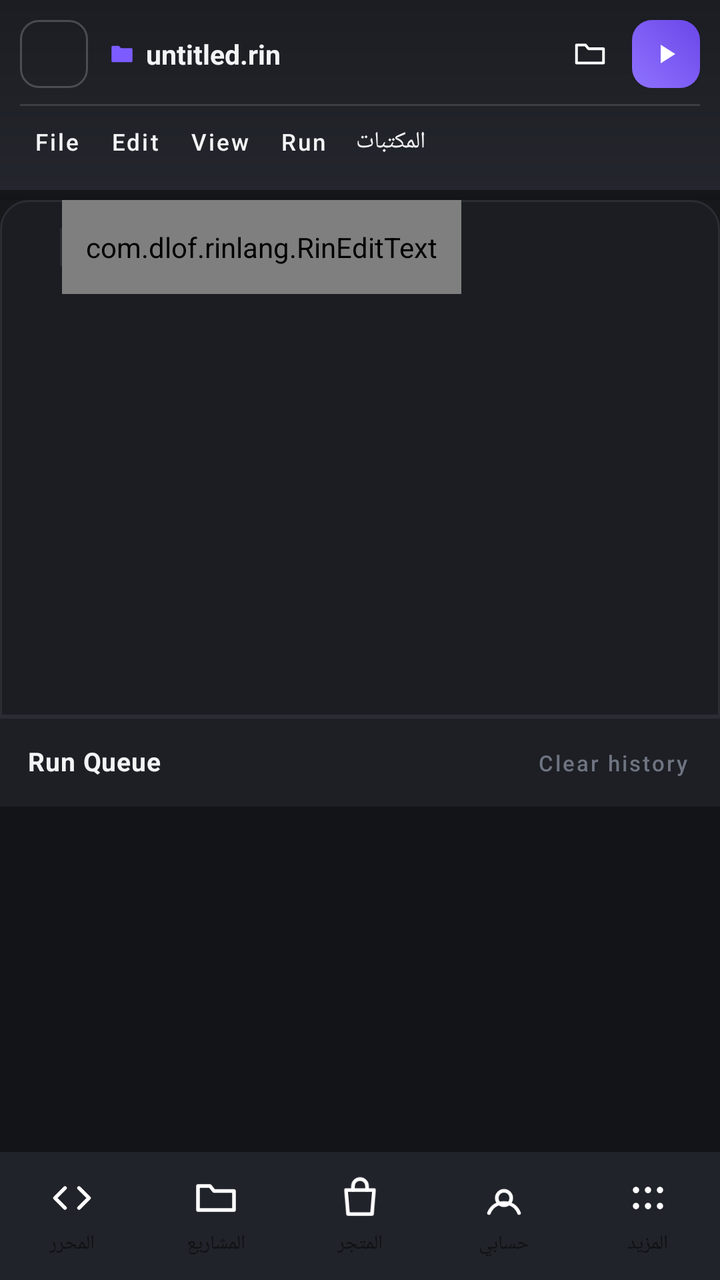
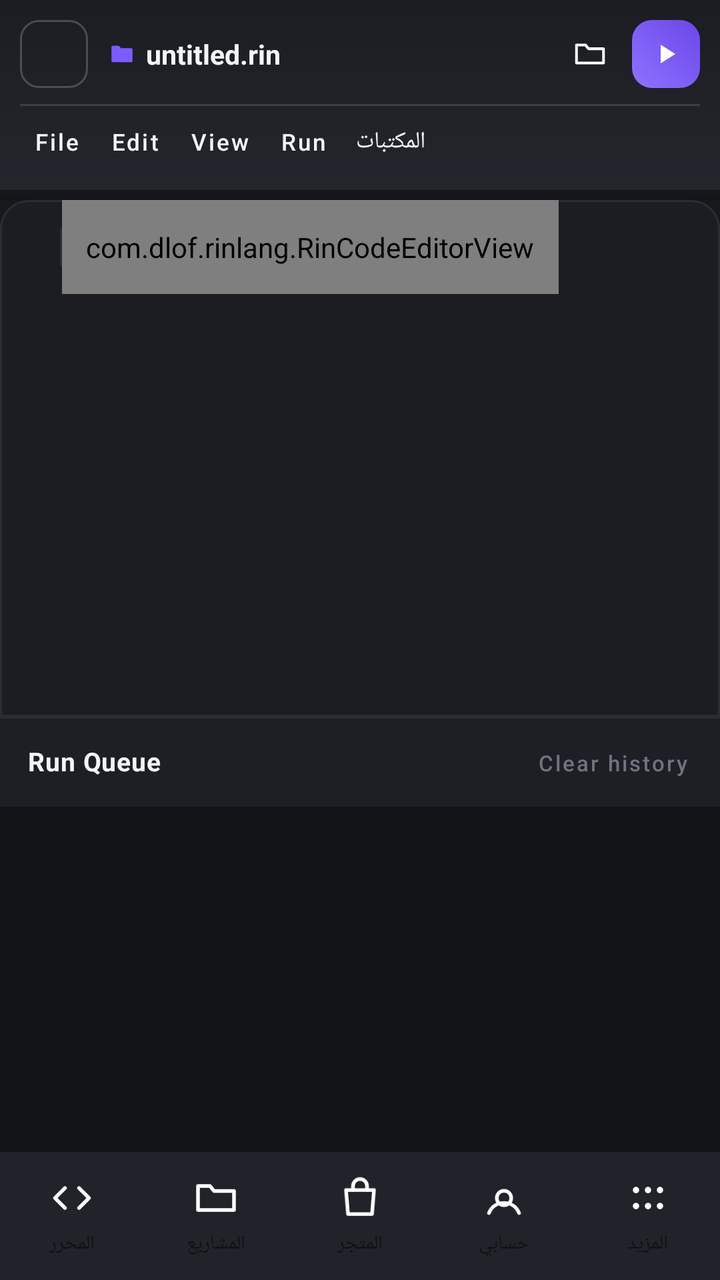

Two renders of the same Android screen: before a commit and after it. Below are the layout's source before the change and the commit's diff.
<!-- AndroidManifest.xml: application theme Theme.RinLang -->
<!-- res/layout/activity_main.xml -->
<?xml version="1.0" encoding="utf-8"?>
<LinearLayout xmlns:android="http://schemas.android.com/apk/res/android"
    xmlns:app="http://schemas.android.com/apk/res-auto"
    android:layout_width="match_parent"
    android:layout_height="match_parent"
    android:orientation="vertical"
    android:background="@color/rin_background">

    
    <LinearLayout
        android:layout_width="match_parent"
        android:layout_height="wrap_content"
        android:orientation="vertical"
        android:paddingTop="10dp"
        android:paddingStart="10dp"
        android:paddingEnd="10dp"
        android:paddingBottom="4dp"
        android:background="@drawable/bg_toolbar_gradient"
        android:elevation="3dp">

        
        <LinearLayout
            android:layout_width="match_parent"
            android:layout_height="wrap_content"
            android:orientation="horizontal"
            android:gravity="center_vertical"
            android:paddingBottom="8dp">

            
            <FrameLayout
                android:layout_width="34dp"
                android:layout_height="34dp"
                android:background="@drawable/bg_app_icon_frame">

                <ImageView
                    android:layout_width="match_parent"
                    android:layout_height="match_parent"
                    android:padding="2dp"
                    android:src="@mipmap/ic_launcher_round"
                    android:contentDescription="@string/app_name" />
            </FrameLayout>

            <LinearLayout
                android:layout_width="0dp"
                android:layout_height="wrap_content"
                android:layout_weight="1"
                android:layout_marginStart="10dp"
                android:orientation="horizontal"
                android:gravity="center_vertical">

                <ImageView
                    android:layout_width="14dp"
                    android:layout_height="14dp"
                    android:layout_marginEnd="5dp"
                    android:src="@drawable/ic_folder_solid"
                    android:tint="@color/rin_accent"
                    android:contentDescription="@null" />

                <TextView
                    android:id="@+id/txtFileName"
                    android:layout_width="0dp"
                    android:layout_height="wrap_content"
                    android:layout_weight="1"
                    android:text="@string/file_unsaved"
                    android:textColor="@color/rin_on_toolbar"
                    android:textSize="13.5sp"
                    android:textStyle="bold"
                    android:ellipsize="middle"
                    android:singleLine="true" />
            </LinearLayout>

            <ProgressBar
                android:id="@+id/progressRunning"
                style="?android:attr/progressBarStyleSmall"
                android:layout_width="16dp"
                android:layout_height="16dp"
                android:layout_marginEnd="8dp"
                android:visibility="gone" />

            <ImageButton
                android:id="@+id/btnProjects"
                android:layout_width="30dp"
                android:layout_height="30dp"
                android:padding="6dp"
                android:layout_marginEnd="6dp"
                android:src="@drawable/ic_projects"
                android:contentDescription="@string/desc_projects_quick"
                android:background="@drawable/bg_icon_btn" />

            <ImageButton
                android:id="@+id/btnRun"
                android:layout_width="34dp"
                android:layout_height="34dp"
                android:padding="8dp"
                android:src="@drawable/ic_run"
                android:contentDescription="@string/desc_run_quick"
                android:background="@drawable/bg_run_button_premium"
                android:elevation="1dp" />
        </LinearLayout>

        
        <View
            android:layout_width="match_parent"
            android:layout_height="1dp"
            android:background="@color/rin_menubar_divider"
            android:layout_marginBottom="4dp" />

        
        <LinearLayout
            android:layout_width="match_parent"
            android:layout_height="wrap_content"
            android:orientation="horizontal"
            android:paddingBottom="6dp"
            android:gravity="center_vertical">

            <Button
                android:id="@+id/btnMenuFile"
                android:layout_width="wrap_content"
                android:layout_height="28dp"
                android:layout_marginEnd="2dp"
                android:minWidth="0dp"
                android:minHeight="0dp"
                android:insetTop="0dp"
                android:insetBottom="0dp"
                android:text="@string/menu_file"
                android:textAllCaps="false"
                android:textSize="11.5sp"
                android:paddingStart="7dp"
                android:paddingEnd="6dp"
                android:drawableStart="@drawable/ic_menu_file"
                android:drawableEnd="@drawable/ic_dropdown"
                android:drawablePadding="5dp"
                android:background="@drawable/bg_menubar_btn"
                android:textColor="@color/rin_on_toolbar" />

            <Button
                android:id="@+id/btnMenuEdit"
                android:layout_width="wrap_content"
                android:layout_height="28dp"
                android:layout_marginEnd="2dp"
                android:minWidth="0dp"
                android:minHeight="0dp"
                android:insetTop="0dp"
                android:insetBottom="0dp"
                android:text="@string/menu_edit"
                android:textAllCaps="false"
                android:textSize="11.5sp"
                android:paddingStart="7dp"
                android:paddingEnd="6dp"
                android:drawableStart="@drawable/ic_menu_edit"
                android:drawableEnd="@drawable/ic_dropdown"
                android:drawablePadding="5dp"
                android:background="@drawable/bg_menubar_btn"
                android:textColor="@color/rin_on_toolbar" />

            <Button
                android:id="@+id/btnMenuView"
                android:layout_width="wrap_content"
                android:layout_height="28dp"
                android:layout_marginEnd="2dp"
                android:minWidth="0dp"
                android:minHeight="0dp"
                android:insetTop="0dp"
                android:insetBottom="0dp"
                android:text="@string/menu_view"
                android:textAllCaps="false"
                android:textSize="11.5sp"
                android:paddingStart="7dp"
                android:paddingEnd="6dp"
                android:drawableStart="@drawable/ic_menu_view"
                android:drawableEnd="@drawable/ic_dropdown"
                android:drawablePadding="5dp"
                android:background="@drawable/bg_menubar_btn"
                android:textColor="@color/rin_on_toolbar" />

            <Button
                android:id="@+id/btnMenuRun"
                android:layout_width="wrap_content"
                android:layout_height="28dp"
                android:layout_marginEnd="2dp"
                android:minWidth="0dp"
                android:minHeight="0dp"
                android:insetTop="0dp"
                android:insetBottom="0dp"
                android:text="@string/menu_run"
                android:textAllCaps="false"
                android:textSize="11.5sp"
                android:paddingStart="7dp"
                android:paddingEnd="6dp"
                android:drawableStart="@drawable/ic_menu_run"
                android:drawableEnd="@drawable/ic_dropdown"
                android:drawablePadding="5dp"
                android:background="@drawable/bg_menubar_btn"
                android:textColor="@color/rin_on_toolbar" />

            <Button
                android:id="@+id/btnMenuLibraries"
                android:layout_width="wrap_content"
                android:layout_height="28dp"
                android:minWidth="0dp"
                android:minHeight="0dp"
                android:insetTop="0dp"
                android:insetBottom="0dp"
                android:text="@string/menu_file_libraries"
                android:textAllCaps="false"
                android:textSize="11.5sp"
                android:paddingStart="7dp"
                android:paddingEnd="7dp"
                android:drawableStart="@drawable/ic_menu_libraries"
                android:drawablePadding="5dp"
                android:background="@drawable/bg_menubar_btn"
                android:textColor="@color/rin_on_toolbar" />

            <View
                android:layout_width="0dp"
                android:layout_height="1dp"
                android:layout_weight="1" />

            <TextView
                android:id="@+id/txtEngineVersion"
                android:layout_width="wrap_content"
                android:layout_height="wrap_content"
                android:textColor="@color/rin_editor_hint"
                android:textSize="10sp" />
        </LinearLayout>

        
        <LinearLayout
            android:id="@+id/findBar"
            android:layout_width="match_parent"
            android:layout_height="wrap_content"
            android:orientation="horizontal"
            android:paddingBottom="6dp"
            android:gravity="center_vertical"
            android:visibility="gone">

            <EditText
                android:id="@+id/txtFind"
                android:layout_width="0dp"
                android:layout_height="32dp"
                android:layout_weight="1"
                android:background="@drawable/bg_toolbar_btn_ghost"
                android:paddingStart="10dp"
                android:paddingEnd="10dp"
                android:hint="@string/find_hint"
                android:textColorHint="@color/rin_editor_hint"
                android:textColor="@color/rin_on_toolbar"
                android:textSize="12.5sp"
                android:singleLine="true"
                android:layout_marginEnd="4dp" />

            <EditText
                android:id="@+id/txtReplace"
                android:layout_width="0dp"
                android:layout_height="32dp"
                android:layout_weight="1"
                android:background="@drawable/bg_toolbar_btn_ghost"
                android:paddingStart="10dp"
                android:paddingEnd="10dp"
                android:hint="@string/replace_hint"
                android:textColorHint="@color/rin_editor_hint"
                android:textColor="@color/rin_on_toolbar"
                android:textSize="12.5sp"
                android:singleLine="true"
                android:layout_marginEnd="4dp" />

            <TextView
                android:id="@+id/txtFindCount"
                android:layout_width="wrap_content"
                android:layout_height="wrap_content"
                android:layout_marginEnd="4dp"
                android:textSize="10.5sp"
                android:textColor="@color/rin_editor_hint" />

            <ImageButton
                android:id="@+id/btnFindCase"
                android:layout_width="28dp"
                android:layout_height="28dp"
                android:layout_marginEnd="2dp"
                android:padding="5dp"
                android:src="@drawable/ic_menu_edit"
                android:contentDescription="@string/find_case_sensitive_desc"
                android:background="@drawable/bg_toolbar_btn_ghost" />

            <Button
                android:id="@+id/btnFindPrev"
                android:layout_width="wrap_content"
                android:layout_height="30dp"
                android:minWidth="0dp"
                android:minHeight="0dp"
                android:insetTop="0dp"
                android:insetBottom="0dp"
                android:text="@string/btn_find_prev"
                android:textAllCaps="false"
                android:textSize="11sp"
                android:paddingStart="7dp"
                android:paddingEnd="7dp"
                android:background="@drawable/bg_toolbar_btn_ghost"
                android:textColor="@color/rin_on_toolbar" />

            <Button
                android:id="@+id/btnFindNext"
                android:layout_width="wrap_content"
                android:layout_height="30dp"
                android:minWidth="0dp"
                android:minHeight="0dp"
                android:insetTop="0dp"
                android:insetBottom="0dp"
                android:text="@string/btn_find_next"
                android:textAllCaps="false"
                android:textSize="11sp"
                android:paddingStart="7dp"
                android:paddingEnd="7dp"
                android:background="@drawable/bg_toolbar_btn_ghost"
                android:textColor="@color/rin_on_toolbar" />

            <Button
                android:id="@+id/btnReplaceOne"
                android:layout_width="wrap_content"
                android:layout_height="30dp"
                android:minWidth="0dp"
                android:minHeight="0dp"
                android:insetTop="0dp"
                android:insetBottom="0dp"
                android:text="@string/btn_replace_one"
                android:textAllCaps="false"
                android:textSize="11sp"
                android:paddingStart="7dp"
                android:paddingEnd="7dp"
                android:background="@drawable/bg_toolbar_btn_ghost"
                android:textColor="@color/rin_on_toolbar" />

            <Button
                android:id="@+id/btnReplaceAll"
                android:layout_width="wrap_content"
                android:layout_height="30dp"
                android:minWidth="0dp"
                android:minHeight="0dp"
                android:insetTop="0dp"
                android:insetBottom="0dp"
                android:text="@string/btn_replace_all"
                android:textAllCaps="false"
                android:textSize="11sp"
                android:paddingStart="7dp"
                android:paddingEnd="7dp"
                android:background="@drawable/bg_toolbar_btn_ghost"
                android:textColor="@color/rin_on_toolbar" />

            <ImageButton
                android:id="@+id/btnFindClose"
                android:layout_width="28dp"
                android:layout_height="28dp"
                android:layout_marginStart="2dp"
                android:padding="6dp"
                android:src="@drawable/ic_close"
                android:contentDescription="@string/find_close_desc"
                android:background="@drawable/bg_toolbar_btn_ghost" />
        </LinearLayout>
    </LinearLayout>

    <View
        android:layout_width="match_parent"
        android:layout_height="5dp"
        android:background="@drawable/bg_toolbar_shadow" />

    
    <LinearLayout
        android:layout_width="match_parent"
        android:layout_height="0dp"
        android:layout_weight="3"
        android:orientation="vertical"
        android:background="@drawable/bg_editor_surface"
        android:layout_marginStart="0dp"
        android:layout_marginEnd="0dp">

        <ScrollView
            android:id="@+id/scrollEditor"
            android:layout_width="match_parent"
            android:layout_height="match_parent"
            android:scrollbars="vertical"
            android:overScrollMode="never">

            <LinearLayout
                android:layout_width="match_parent"
                android:layout_height="wrap_content"
                android:orientation="horizontal">

                <TextView
                    android:id="@+id/txtLineNumbers"
                    android:layout_width="wrap_content"
                    android:layout_height="wrap_content"
                    android:background="@android:color/transparent"
                    android:fontFamily="monospace"
                    android:textColor="@color/rin_editor_hint"
                    android:textSize="14sp"
                    android:gravity="end|top"
                    android:paddingTop="14dp"
                    android:paddingBottom="14dp"
                    android:paddingStart="12dp"
                    android:paddingEnd="8dp"
                    android:minWidth="30dp" />

                <View
                    android:layout_width="1dp"
                    android:layout_height="match_parent"
                    android:layout_marginTop="14dp"
                    android:layout_marginBottom="14dp"
                    android:background="@color/rin_divider" />

                <HorizontalScrollView
                    android:layout_width="0dp"
                    android:layout_height="wrap_content"
                    android:layout_weight="1"
                    android:scrollbars="horizontal"
                    android:overScrollMode="never">

                    <com.dlof.rinlang.RinEditText
                        android:id="@+id/editCode"
                        android:layout_width="wrap_content"
                        android:layout_height="wrap_content"
                        android:background="@android:color/transparent"
                        android:textColor="@color/rin_editor_text"
                        android:textColorHint="@color/rin_editor_hint"
                        android:fontFamily="monospace"
                        android:gravity="top|start"
                        android:inputType="textMultiLine|textNoSuggestions"
                        android:paddingStart="12dp"
                        android:paddingEnd="12dp"
                        android:paddingTop="14dp"
                        android:paddingBottom="14dp"
                        android:textSize="14sp"
                        android:hint="@string/editor_hint" />
                </HorizontalScrollView>
            </LinearLayout>
        </ScrollView>
    </LinearLayout>

    <View
        android:layout_width="match_parent"
        android:layout_height="1dp"
        android:background="@color/rin_divider" />

    
    <LinearLayout
        android:layout_width="match_parent"
        android:layout_height="wrap_content"
        android:orientation="horizontal"
        android:paddingStart="14dp"
        android:paddingEnd="8dp"
        android:paddingTop="8dp"
        android:paddingBottom="8dp"
        android:background="@color/rin_console_header">

        <TextView
            android:layout_width="0dp"
            android:layout_height="wrap_content"
            android:layout_weight="1"
            android:text="@string/console_title"
            android:textColor="@color/rin_on_toolbar"
            android:textSize="13sp"
            android:letterSpacing="0.02"
            android:textStyle="bold" />

        <Button
            android:id="@+id/btnClearConsole"
            android:layout_width="wrap_content"
            android:layout_height="28dp"
            android:minWidth="0dp"
            android:minHeight="0dp"
            android:insetTop="0dp"
            android:insetBottom="0dp"
            android:text="@string/action_clear_console"
            android:textAllCaps="false"
            android:textSize="11sp"
            android:paddingStart="8dp"
            android:paddingEnd="8dp"
            android:drawableStart="@drawable/ic_delete"
            android:drawablePadding="5dp"
            android:background="@drawable/bg_toolbar_btn_ghost"
            android:textColor="@color/rin_editor_hint" />
    </LinearLayout>

    
    <androidx.recyclerview.widget.RecyclerView
        android:id="@+id/rvJobs"
        android:layout_width="match_parent"
        android:layout_height="0dp"
        android:layout_weight="2"
        android:background="@color/rin_console_bg"
        android:clipToPadding="false"
        android:paddingTop="4dp"
        android:paddingBottom="10dp" />

    <include layout="@layout/bottom_nav_bar" />

</LinearLayout>
<!-- res/layout/bottom_nav_bar.xml (included above) -->
<?xml version="1.0" encoding="utf-8"?>
<FrameLayout xmlns:android="http://schemas.android.com/apk/res/android"
    android:id="@+id/bottomNavBar"
    android:layout_width="match_parent"
    android:layout_height="64dp"
    android:background="@color/rin_toolbar_bottom"
    android:elevation="8dp">

    
    <View
        android:id="@+id/bottomNavIndicator"
        android:layout_width="0dp"
        android:layout_height="40dp"
        android:layout_gravity="center_vertical|start"
        android:layout_marginStart="8dp"
        android:background="@drawable/bg_bottom_nav_pill" />

    <LinearLayout
        android:layout_width="match_parent"
        android:layout_height="match_parent"
        android:orientation="horizontal">

        <LinearLayout
            android:id="@+id/navEditor"
            android:layout_width="0dp"
            android:layout_height="match_parent"
            android:layout_weight="1"
            android:orientation="vertical"
            android:gravity="center"
            android:background="@drawable/bg_bottom_nav_item"
            android:clickable="true"
            android:focusable="true"
            android:minWidth="48dp">

            <ImageView
                android:id="@+id/navEditorIcon"
                android:layout_width="24dp"
                android:layout_height="24dp"
                android:src="@drawable/ic_nav_editor"
                android:contentDescription="@string/nav_editor" />

            <TextView
                android:id="@+id/navEditorText"
                android:layout_width="wrap_content"
                android:layout_height="wrap_content"
                android:layout_marginTop="4dp"
                android:text="@string/nav_editor"
                android:textSize="10sp" />
        </LinearLayout>

        <LinearLayout
            android:id="@+id/navProjects"
            android:layout_width="0dp"
            android:layout_height="match_parent"
            android:layout_weight="1"
            android:orientation="vertical"
            android:gravity="center"
            android:background="@drawable/bg_bottom_nav_item"
            android:clickable="true"
            android:focusable="true"
            android:minWidth="48dp">

            <ImageView
                android:id="@+id/navProjectsIcon"
                android:layout_width="24dp"
                android:layout_height="24dp"
                android:src="@drawable/ic_projects"
                android:contentDescription="@string/nav_projects" />

            <TextView
                android:id="@+id/navProjectsText"
                android:layout_width="wrap_content"
                android:layout_height="wrap_content"
                android:layout_marginTop="4dp"
                android:text="@string/nav_projects"
                android:textSize="10sp" />
        </LinearLayout>

        <LinearLayout
            android:id="@+id/navStore"
            android:layout_width="0dp"
            android:layout_height="match_parent"
            android:layout_weight="1"
            android:orientation="vertical"
            android:gravity="center"
            android:background="@drawable/bg_bottom_nav_item"
            android:clickable="true"
            android:focusable="true"
            android:minWidth="48dp">

            <ImageView
                android:id="@+id/navStoreIcon"
                android:layout_width="24dp"
                android:layout_height="24dp"
                android:src="@drawable/ic_nav_store"
                android:contentDescription="@string/nav_store" />

            <TextView
                android:id="@+id/navStoreText"
                android:layout_width="wrap_content"
                android:layout_height="wrap_content"
                android:layout_marginTop="4dp"
                android:text="@string/nav_store"
                android:textSize="10sp" />
        </LinearLayout>

        <LinearLayout
            android:id="@+id/navProfile"
            android:layout_width="0dp"
            android:layout_height="match_parent"
            android:layout_weight="1"
            android:orientation="vertical"
            android:gravity="center"
            android:background="@drawable/bg_bottom_nav_item"
            android:clickable="true"
            android:focusable="true"
            android:minWidth="48dp">

            <ImageView
                android:id="@+id/navProfileIcon"
                android:layout_width="24dp"
                android:layout_height="24dp"
                android:src="@drawable/ic_nav_profile"
                android:contentDescription="@string/nav_profile" />

            <TextView
                android:id="@+id/navProfileText"
                android:layout_width="wrap_content"
                android:layout_height="wrap_content"
                android:layout_marginTop="4dp"
                android:text="@string/nav_profile"
                android:textSize="10sp" />
        </LinearLayout>

        <LinearLayout
            android:id="@+id/navMore"
            android:layout_width="0dp"
            android:layout_height="match_parent"
            android:layout_weight="1"
            android:orientation="vertical"
            android:gravity="center"
            android:background="@drawable/bg_bottom_nav_item"
            android:clickable="true"
            android:focusable="true"
            android:minWidth="48dp">

            <ImageView
                android:id="@+id/navMoreIcon"
                android:layout_width="24dp"
                android:layout_height="24dp"
                android:src="@drawable/ic_nav_more"
                android:contentDescription="@string/nav_more" />

            <TextView
                android:id="@+id/navMoreText"
                android:layout_width="wrap_content"
                android:layout_height="wrap_content"
                android:layout_marginTop="4dp"
                android:text="@string/nav_more"
                android:textSize="10sp" />
        </LinearLayout>

    </LinearLayout>
</FrameLayout>
<!-- resources referenced by this layout -->
<resources>
  <color name="rin_accent">#7C5CFF</color>
  <color name="rin_background">#17181C</color>
  <color name="rin_console_bg">#131417</color>
  <color name="rin_console_header">#1D1F25</color>
  <color name="rin_divider">#2A2D34</color>
  <color name="rin_editor_hint">#6E7480</color>
  <color name="rin_editor_text">#E3E5E8</color>
  <color name="rin_menubar_divider">#20FFFFFF</color>
  <color name="rin_on_toolbar">#F3F4F6</color>
  <color name="rin_toolbar_bottom">#202329</color>
  <!-- drawable bg_toolbar_gradient (drawable) -->
  <?xml version="1.0" encoding="utf-8"?>
  <shape xmlns:android="http://schemas.android.com/apk/res/android" android:shape="rectangle">
      <gradient
          android:angle="90"
          android:startColor="@color/rin_toolbar_gradient_top"
          android:endColor="@color/rin_toolbar_gradient_bottom" />
  </shape>
  <!-- drawable bg_toolbar_shadow (drawable) -->
  <?xml version="1.0" encoding="utf-8"?>
  <shape xmlns:android="http://schemas.android.com/apk/res/android" android:shape="rectangle">
      <gradient
          android:angle="90"
          android:startColor="@color/rin_toolbar_shadow"
          android:endColor="@android:color/transparent" />
  </shape>
  <!-- drawable ic_menu_run (drawable) -->
  <?xml version="1.0" encoding="utf-8"?>
  <vector xmlns:android="http://schemas.android.com/apk/res/android"
      android:width="14dp"
      android:height="14dp"
      android:viewportWidth="24"
      android:viewportHeight="24">
      <path android:fillColor="#AEB4BD" android:pathData="M8,5L19,12L8,19Z" />
  </vector>
  <!-- mipmap ic_launcher_round (mipmap-anydpi-v26) -->
  <?xml version="1.0" encoding="utf-8"?>
  <adaptive-icon xmlns:android="http://schemas.android.com/apk/res/android">
      <background android:drawable="@drawable/ic_launcher_background" />
      <foreground android:drawable="@mipmap/ic_launcher_foreground" />
  </adaptive-icon>
  <string name="action_clear_console">Clear history</string>
  <string name="app_name">RinStudio</string>
  <string name="btn_find_next">Next</string>
  <string name="btn_find_prev">Prev</string>
  <string name="btn_replace_all">All</string>
  <string name="btn_replace_one">Replace</string>
  <string name="console_title">Run Queue</string>
  <string name="desc_projects_quick">Projects</string>
  <string name="desc_run_quick">Run</string>
  <string name="editor_hint">Write Rin code here…</string>
  <string name="file_unsaved">untitled.rin</string>
  <string name="find_case_sensitive_desc">Toggle case-sensitive search</string>
  <string name="find_close_desc">Close find bar</string>
  <string name="find_hint">Find…</string>
  <string name="menu_edit">Edit</string>
  <string name="menu_file">File</string>
  <string name="menu_file_libraries">المكتبات</string>
  <string name="menu_run">Run</string>
  <string name="menu_view">View</string>
  <string name="nav_editor">المحرر</string>
  <string name="nav_more">المزيد</string>
  <string name="nav_profile">حسابي</string>
  <string name="nav_projects">المشاريع</string>
  <string name="nav_store">المتجر</string>
  <string name="replace_hint">Replace with…</string>
  <color name="rin_app_icon_border">#33FFFFFF</color>
  <color name="rin_ghost_ripple">#22FFFFFF</color>
  <color name="rin_accent_border_subtle">#4D7C5CFF</color>
  <color name="rin_accent_green_dim">#4D22C88E</color>
  <color name="rin_editor_bg">#1B1D22</color>
  <color name="rin_editor_surface_border">#2A2D34</color>
  <color name="rin_accent_pressed">#6A47E8</color>
  <color name="rin_run_gradient_start">#8F72FF</color>
  <color name="rin_run_gradient_end">#6A47E8</color>
  <color name="rin_toolbar_gradient_top">#24262D</color>
  <color name="rin_toolbar_gradient_bottom">#1B1D22</color>
  <color name="rin_toolbar_shadow">#33000000</color>
  <color name="rin_toolbar">#1F2126</color>
  <!-- unchanged entries left out for length: 24 -->
</resources>

<!-- the commit's change to res/layout/activity_main.xml (unified diff, before → after) -->
@@ -414,22 +414,16 @@
                     android:scrollbars="horizontal"
                     android:overScrollMode="never">
 
-                    <com.dlof.rinlang.RinEditText
+                    
+                    <com.dlof.rinlang.RinCodeEditorView
                         android:id="@+id/editCode"
                         android:layout_width="wrap_content"
                         android:layout_height="wrap_content"
                         android:background="@android:color/transparent"
-                        android:textColor="@color/rin_editor_text"
-                        android:textColorHint="@color/rin_editor_hint"
-                        android:fontFamily="monospace"
-                        android:gravity="top|start"
-                        android:inputType="textMultiLine|textNoSuggestions"
                         android:paddingStart="12dp"
                         android:paddingEnd="12dp"
                         android:paddingTop="14dp"
-                        android:paddingBottom="14dp"
-                        android:textSize="14sp"
-                        android:hint="@string/editor_hint" />
+                        android:paddingBottom="14dp" />
                 </HorizontalScrollView>
             </LinearLayout>
         </ScrollView>
<!-- resource entries referenced after the edit -->
@@ -6,7 +6,6 @@
   <color name="rin_console_header">#1D1F25</color>
   <color name="rin_divider">#2A2D34</color>
   <color name="rin_editor_hint">#6E7480</color>
-  <color name="rin_editor_text">#E3E5E8</color>
   <color name="rin_menubar_divider">#20FFFFFF</color>
   <color name="rin_on_toolbar">#F3F4F6</color>
   <color name="rin_toolbar_bottom">#202329</color>
@@ -50,7 +49,6 @@
   <string name="console_title">Run Queue</string>
   <string name="desc_projects_quick">Projects</string>
   <string name="desc_run_quick">Run</string>
-  <string name="editor_hint">Write Rin code here…</string>
   <string name="file_unsaved">untitled.rin</string>
   <string name="find_case_sensitive_desc">Toggle case-sensitive search</string>
   <string name="find_close_desc">Close find bar</string>
